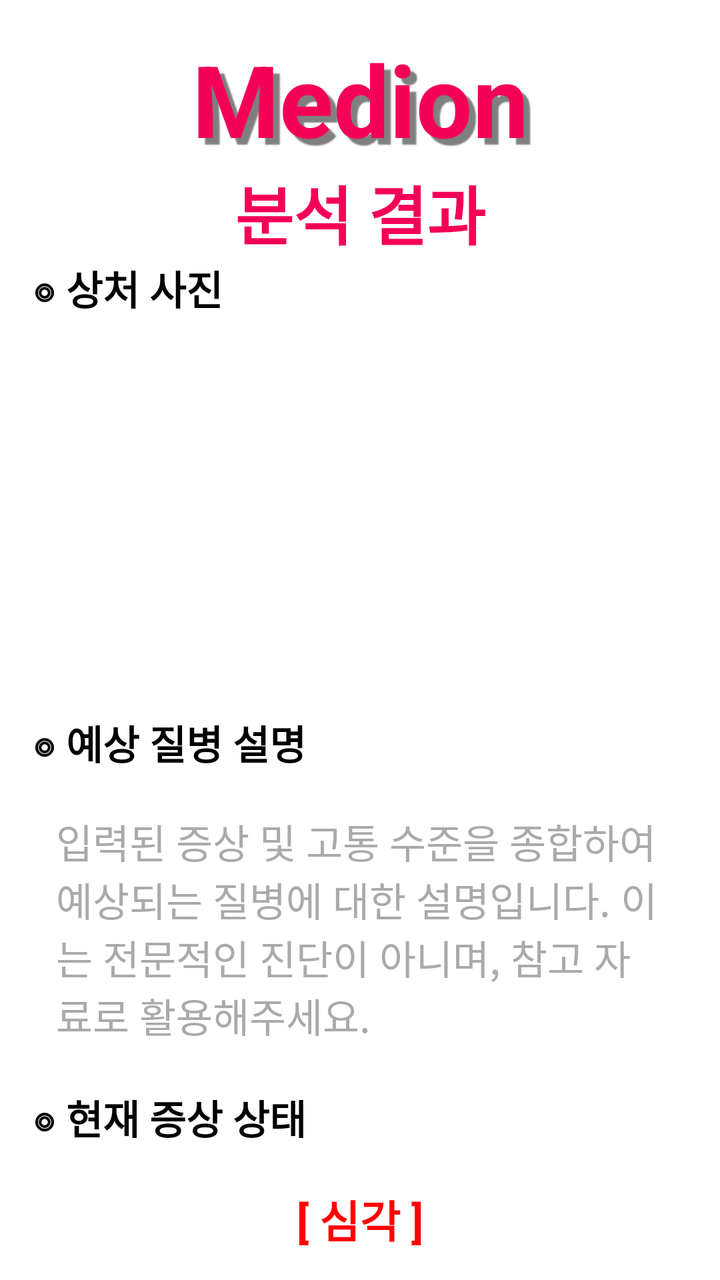
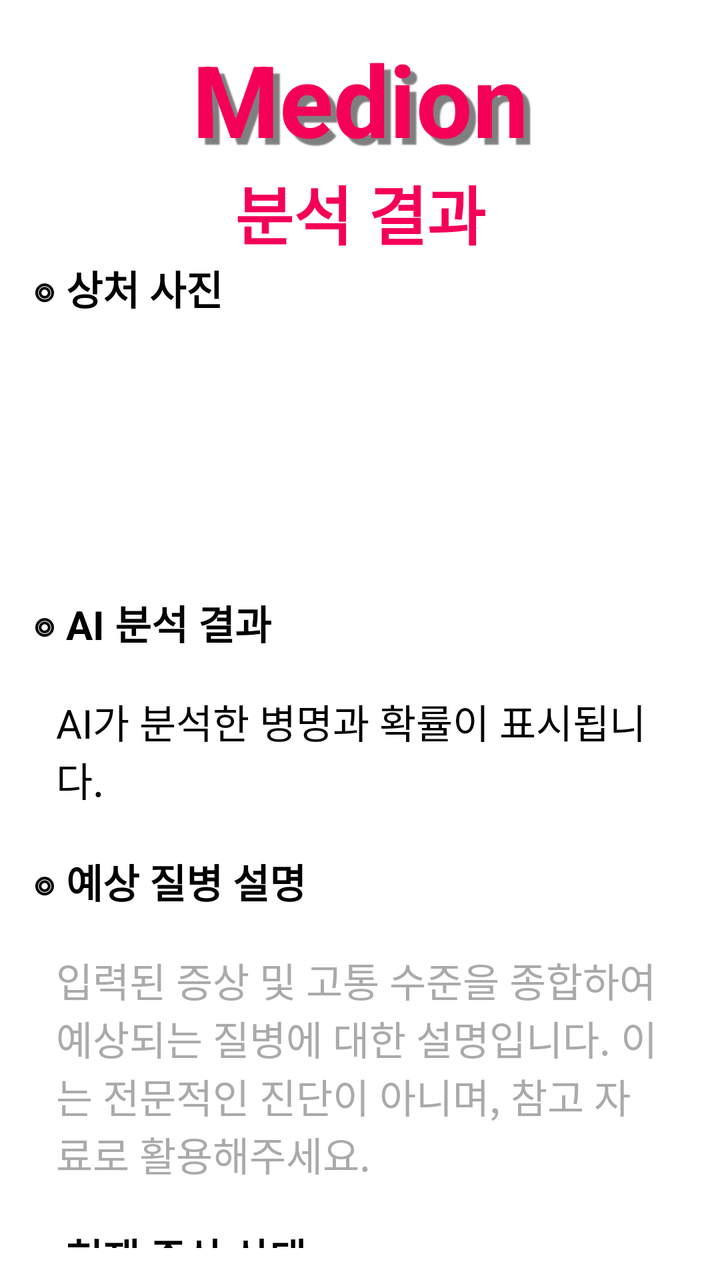

An Android layout rendered at two revisions. The XML below is the earlier revision; the diff shows what the commit changed to produce the second picture.
<!-- AndroidManifest.xml: application theme Theme.Medion -->
<!-- res/layout/activity_analysis_result.xml -->
<?xml version="1.0" encoding="utf-8"?>
<androidx.constraintlayout.widget.ConstraintLayout xmlns:android="http://schemas.android.com/apk/res/android"
    xmlns:app="http://schemas.android.com/apk/res-auto"
    xmlns:tools="http://schemas.android.com/tools"
    android:id="@+id/main"
    android:layout_width="match_parent"
    android:layout_height="match_parent"
    android:padding="16dp"
    tools:context=".AnalysisResultActivity">

    
<TextView
    android:id="@+id/textView7"
    android:layout_width="0dp"
    android:layout_height="wrap_content"
    android:gravity="center"
    android:shadowColor="#80000000"
    android:shadowDx="10"
    android:shadowDy="10"
    android:shadowRadius="1"
    android:text="Medion"
    android:textColor="#F50057"
    android:textSize="50sp"
    android:textStyle="bold"
    app:layout_constraintEnd_toEndOf="parent"
    app:layout_constraintStart_toStartOf="parent"
    app:layout_constraintTop_toTopOf="parent"
    />
    


    
<TextView
    android:id="@+id/analysisResultTitle"
    android:layout_width="wrap_content"
    android:layout_height="wrap_content"
    android:text="분석 결과"
    android:textColor="#F50057"
    android:textSize="32sp"
    android:textStyle="bold"
    app:layout_constraintEnd_toEndOf="parent"
    app:layout_constraintStart_toStartOf="parent"
    app:layout_constraintTop_toBottomOf="@+id/textView7" />

    
<TextView
    android:id="@+id/labelWoundDesc"
    android:layout_width="0dp"
    android:layout_height="wrap_content"
    android:text="◎ 상처 사진"
    android:textColor="@android:color/black"
    android:textSize="20sp"
    android:textStyle="bold"
    app:layout_constraintEnd_toEndOf="parent"
    app:layout_constraintStart_toStartOf="parent"
    app:layout_constraintTop_toBottomOf="@id/analysisResultTitle" />

    
<ImageView
    android:id="@+id/imageViewWoundPhoto"
    android:layout_width="0dp"
    android:layout_height="180dp"
    android:layout_marginTop="8dp"
    android:background="@drawable/edittext_background"
    android:padding="4dp"
    android:scaleType="centerCrop"
    android:contentDescription="사용자가 선택한 상처 사진"
    app:layout_constraintEnd_toEndOf="parent"
    app:layout_constraintStart_toStartOf="parent"
    app:layout_constraintTop_toBottomOf="@id/labelWoundDesc" />

    
<TextView
    android:id="@+id/labelDiseaseDesc"
    android:layout_width="0dp"
    android:layout_height="wrap_content"
    android:layout_marginTop="10dp"
    android:text="◎ 예상 질병 설명"
    android:textColor="@android:color/black"
    android:textSize="20sp"
    android:textStyle="bold"
    app:layout_constraintEnd_toEndOf="parent"
    app:layout_constraintStart_toStartOf="parent"
    app:layout_constraintTop_toBottomOf="@id/imageViewWoundPhoto" /> 

    
<TextView
    android:id="@+id/textViewDiseaseDesc"
    android:layout_width="0dp"
    android:layout_height="wrap_content"
    android:layout_marginTop="8dp"
    android:background="@drawable/edittext_background"
    android:padding="12dp"
    android:text="입력된 증상 및 고통 수준을 종합하여 예상되는 질병에 대한 설명입니다. 이는 전문적인 진단이 아니며, 참고 자료로 활용해주세요."
    android:textColor="@android:color/darker_gray"
    android:textSize="20sp"
    app:layout_constraintEnd_toEndOf="parent"
    app:layout_constraintStart_toStartOf="parent"
    app:layout_constraintTop_toBottomOf="@id/labelDiseaseDesc" />

    
<TextView
    android:id="@+id/labelSymptomStatus"
    android:layout_width="0dp"
    android:layout_height="wrap_content"
    android:layout_marginTop="10dp"
    android:text="◎ 현재 증상 상태"
    android:textColor="@android:color/black"
    android:textSize="20sp"
    android:textStyle="bold"
    app:layout_constraintEnd_toEndOf="parent"
    app:layout_constraintStart_toStartOf="parent"
    app:layout_constraintTop_toBottomOf="@id/textViewDiseaseDesc" />

    
<TextView
    android:id="@+id/textViewSymptomStatus"
    android:layout_width="0dp"
    android:layout_height="wrap_content"
    android:layout_marginTop="8dp"
    android:background="@drawable/edittext_background"
    android:gravity="center"
    android:padding="12dp"
    android:text="[ 심각 ]"
    android:textColor="#FF0000"
    android:textSize="22sp"
    android:textStyle="bold"
    app:layout_constraintEnd_toEndOf="parent"
    app:layout_constraintStart_toStartOf="parent"
    app:layout_constraintTop_toBottomOf="@id/labelSymptomStatus" />

    
<TextView
    android:id="@+id/labelSolution"
    android:layout_width="0dp"
    android:layout_height="wrap_content"
    android:layout_marginTop="10dp"
    android:text="◎ 증상 처치 및 솔루션"
    android:textColor="@android:color/black"
    android:textSize="20sp"
    android:textStyle="bold"
    app:layout_constraintEnd_toEndOf="parent"
    app:layout_constraintStart_toStartOf="parent"
    app:layout_constraintTop_toBottomOf="@id/textViewSymptomStatus" />

    
<TextView
    android:id="@+id/textViewSolution"
    android:layout_width="0dp"
    android:layout_height="wrap_content"
    android:background="@drawable/edittext_background"
    android:padding="12dp"
    android:text="증상 상태와 질병에 따른 적절한 응급 처치 및 해결 방안에 대한 가이드라인을 제공합니다. (예: 진통제 복용, 냉찜질, 병원 방문 권고 등)"
    android:textColor="@android:color/darker_gray"
    android:textSize="20sp"
    app:layout_constraintEnd_toEndOf="parent"
    app:layout_constraintStart_toStartOf="parent"
    app:layout_constraintTop_toBottomOf="@id/labelSolution" />

    
<Button
    android:id="@+id/buttonConfirm"
    android:layout_width="0dp"
    android:layout_height="wrap_content"
    android:backgroundTint="#28A745"
    android:text="확인"
    android:textColor="@android:color/white"
    android:textSize="20sp"
    app:layout_constraintBottom_toBottomOf="parent"
    app:layout_constraintEnd_toEndOf="parent"
    app:layout_constraintStart_toStartOf="parent"
    app:layout_constraintTop_toBottomOf="@id/textViewSolution" />

    </androidx.constraintlayout.widget.ConstraintLayout>
<!-- resources referenced by this layout -->
<resources>

</resources>

<!-- the commit's change to res/layout/activity_analysis_result.xml (unified diff, before → after) -->
@@ -59,7 +59,7 @@
 <ImageView
     android:id="@+id/imageViewWoundPhoto"
     android:layout_width="0dp"
-    android:layout_height="180dp"
+    android:layout_height="120dp"
     android:layout_marginTop="8dp"
     android:background="@drawable/edittext_background"
     android:padding="4dp"
@@ -69,6 +69,34 @@
     app:layout_constraintStart_toStartOf="parent"
     app:layout_constraintTop_toBottomOf="@id/labelWoundDesc" />
 
+    <TextView
+        android:id="@+id/labelAnalysisResult"
+        android:layout_width="0dp"
+        android:layout_height="wrap_content"
+        android:layout_marginTop="10dp"
+        android:text="◎ AI 분석 결과"
+        android:textColor="@android:color/black"
+        android:textSize="20sp"
+        android:textStyle="bold"
+        app:layout_constraintEnd_toEndOf="parent"
+        app:layout_constraintStart_toStartOf="parent"
+        app:layout_constraintTop_toBottomOf="@id/imageViewWoundPhoto" />
+
+    <TextView
+        android:id="@+id/textViewAnalysisResult"
+        android:layout_width="0dp"
+        android:layout_height="wrap_content"
+        android:layout_marginTop="8dp"
+        android:background="@drawable/edittext_background"
+        android:padding="12dp"
+        android:text="AI가 분석한 병명과 확률이 표시됩니다."
+        android:textColor="@android:color/black"
+        android:textSize="20sp"
+        app:layout_constraintEnd_toEndOf="parent"
+        app:layout_constraintStart_toStartOf="parent"
+        app:layout_constraintTop_toBottomOf="@id/labelAnalysisResult" />
+
+
     
 <TextView
     android:id="@+id/labelDiseaseDesc"
@@ -81,7 +109,7 @@
     android:textStyle="bold"
     app:layout_constraintEnd_toEndOf="parent"
     app:layout_constraintStart_toStartOf="parent"
-    app:layout_constraintTop_toBottomOf="@id/imageViewWoundPhoto" /> 
+    app:layout_constraintTop_toBottomOf="@id/textViewAnalysisResult" /> 
 
     
 <TextView
